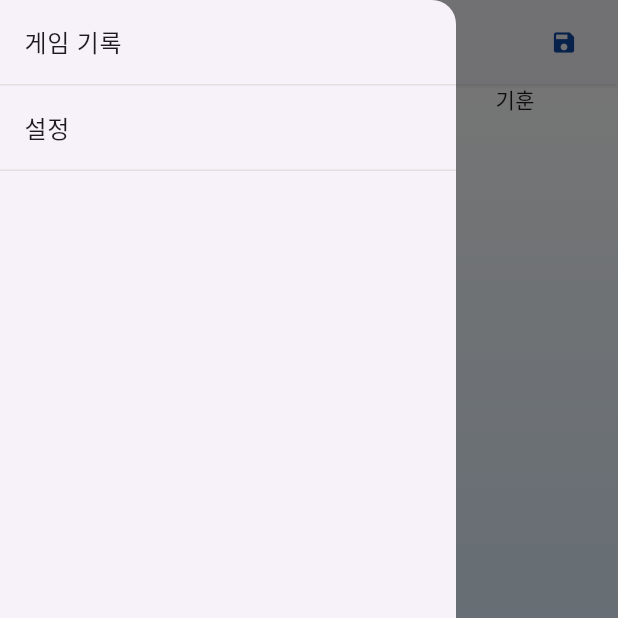
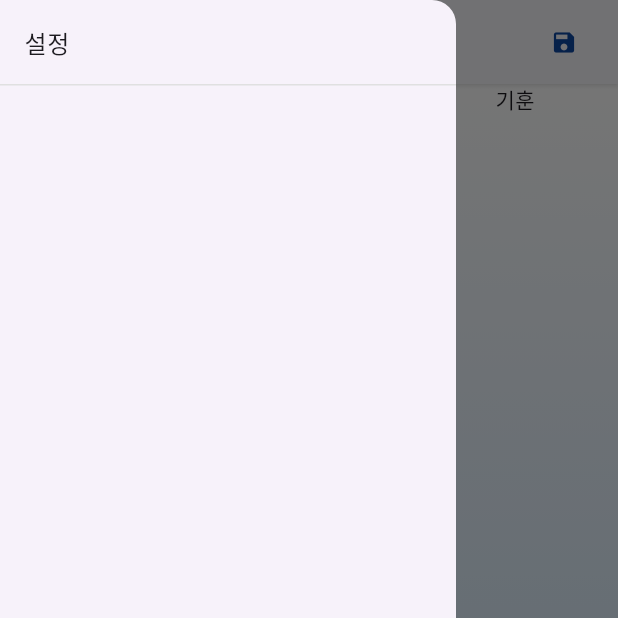
Before and after one commit to Moon-jbin/PPEONGNOTE, a Flutter app: the ScoreScreen screen opened by its route, with the side drawer open, on a phone screen of 412 x 824 dp, the top half of it. Run offline on Flutter 3.47's test engine with Material 3 defaults, Android fonts, the phone set to English and light mode, and no system bars; our stand-ins replace flutter_hooks, flutter_screenutil, get_it, go_router, hooks_riverpod, package_info_plus and 1 more; accounts and stored records are empty.

Commit message:
Fix : 몇 판 했는지 number 추가

```diff
--- a/lib/custom_widgets/custom_drawer.dart
+++ b/lib/custom_widgets/custom_drawer.dart
@@ -15,7 +15,8 @@ class CustomDrawer extends HookConsumerWidget {
     final SharedPreferencesService sharedPreferncesService =
         locator<SharedPreferencesService>();
     List<ScoreDataInfo> getScoreData = sharedPreferncesService.getScoreData();
-    List<String> settingTitle = ["게임 기록", "설정"];
+    // List<String> settingTitle = ["게임 기록", "설정"];
+    List<String> settingTitle = ["설정"];
     ValueNotifier<String> versionCode = useState('');
 
     void initVersion() async {
--- a/lib/custom_widgets/custom_widget.dart
+++ b/lib/custom_widgets/custom_widget.dart
@@ -60,9 +60,6 @@ class CustomWidget {
       autofocus: true,
       controller: controller,
       keyboardType: keyboardType,
-      inputFormatters: <TextInputFormatter>[
-        FilteringTextInputFormatter.allow(RegExp(r'^-?\d+'))
-      ],
       decoration: InputDecoration(
         hintText: hintText,
         border: OutlineInputBorder(
--- a/lib/screen/score_screen.dart
+++ b/lib/screen/score_screen.dart
@@ -113,6 +113,10 @@ class MainUI extends HookConsumerWidget {
     final scoreProviderRead = ref.read(scoreProvider.notifier);
     final playerNameProviderWatch = ref.watch(playerNameProvider);
 
+    int scoreLength = scoreProviderWatch[playerNameProviderWatch[0]] != null
+        ? scoreProviderWatch[playerNameProviderWatch[0]]![0].length
+        : 0;
+
     useEffect(() {
       return () {
         WidgetsBinding.instance.addPostFrameCallback((_) {
@@ -160,11 +164,24 @@ class MainUI extends HookConsumerWidget {
                     ),
                     scoreProviderWatch[playerNameProviderWatch[0]] == null
                         ? Container()
-                        : IconButton(
-                            onPressed: () {
-                              showScoreCreateDlgFn(context);
-                            },
-                            icon: const Icon(Icons.add))
+                        : Row(
+                            mainAxisAlignment: MainAxisAlignment.spaceBetween,
+                            children: [
+                              const SizedBox(width: 50, height: 20),
+                              IconButton(
+                                  onPressed: () {
+                                    showScoreCreateDlgFn(context);
+                                  },
+                                  icon: const Icon(Icons.add)),
+                              SizedBox(
+                                width: 50,
+                                height: 20,
+                                child: Text('$scoreLength 번째',
+                                    style: const TextStyle(
+                                        fontWeight: FontWeight.bold)),
+                              ),
+                            ],
+                          )
                   ],
                 ),
               )),
@@ -229,6 +246,14 @@ class ScoreListView extends HookConsumerWidget {
             physics: const NeverScrollableScrollPhysics(),
             shrinkWrap: true,
             itemCount: scoreLength,
+            // separatorBuilder: (BuildContext context, int scoreIdx) {
+            //   // print("scoreLength = >${scoreLength}");
+            //   return Container(
+            //     width: 400,
+            //     height: 20,
+            //     color: Colors.red,
+            //   );
+            // },
             itemBuilder: (BuildContext context, int scoreIdx) {
               String playerScore =
                   scoreProviderWatch[playerNameProviderWatch[playerIdx]]![0]
--- a/pubspec.yaml
+++ b/pubspec.yaml
@@ -28,6 +28,7 @@ environment:
 # the latest version available on pub.dev. To see which dependencies have newer
 # versions available, run `flutter pub outdated`.
 dependencies:
+  win32: ^5.10.1
   flutter:
     sdk: flutter
 
```
Also changed, not shown: pubspec.lock, 1 other file.
